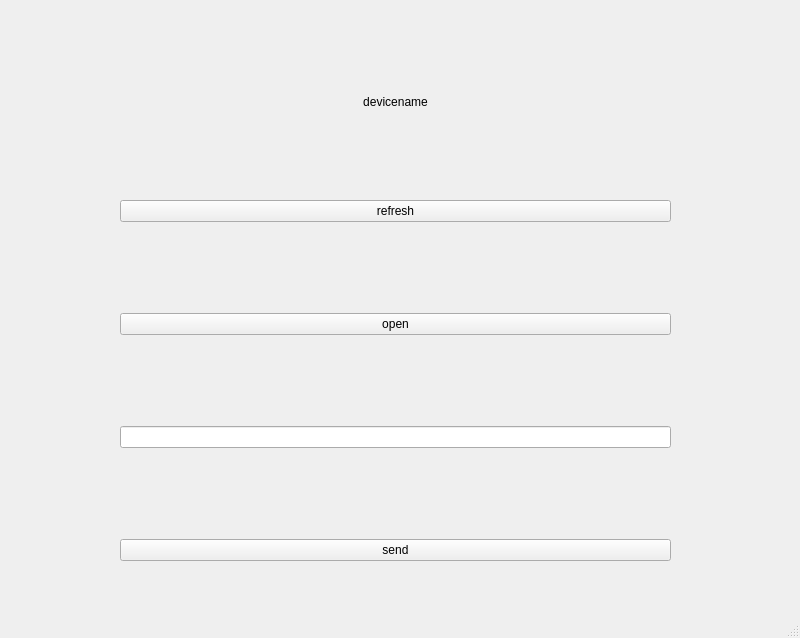
First picture: the form in qtandroidftdiexample.ui, repository houyawei-NO1/qtandroidftdiexample, before the edit.
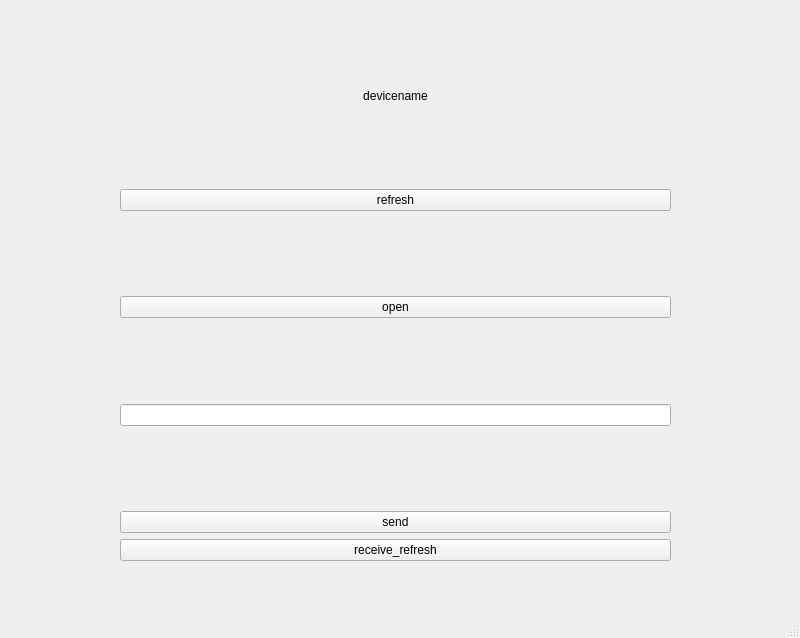
Second picture: the form after the edit.

```diff
--- a/qtandroidftdiexample.ui
+++ b/qtandroidftdiexample.ui
@@ -20,7 +20,7 @@
    <string>qtandroidftdiexample</string>
   </property>
   <widget class="QWidget" name="centralwidget">
-   <widget class="QWidget" name="">
+   <widget class="QWidget" name="layoutWidget">
     <property name="geometry">
      <rect>
       <x>120</x>
@@ -129,6 +129,13 @@
        </property>
       </widget>
      </item>
+     <item>
+      <widget class="QPushButton" name="receive">
+       <property name="text">
+        <string>receive_refresh</string>
+       </property>
+      </widget>
+     </item>
     </layout>
    </widget>
   </widget>
```
